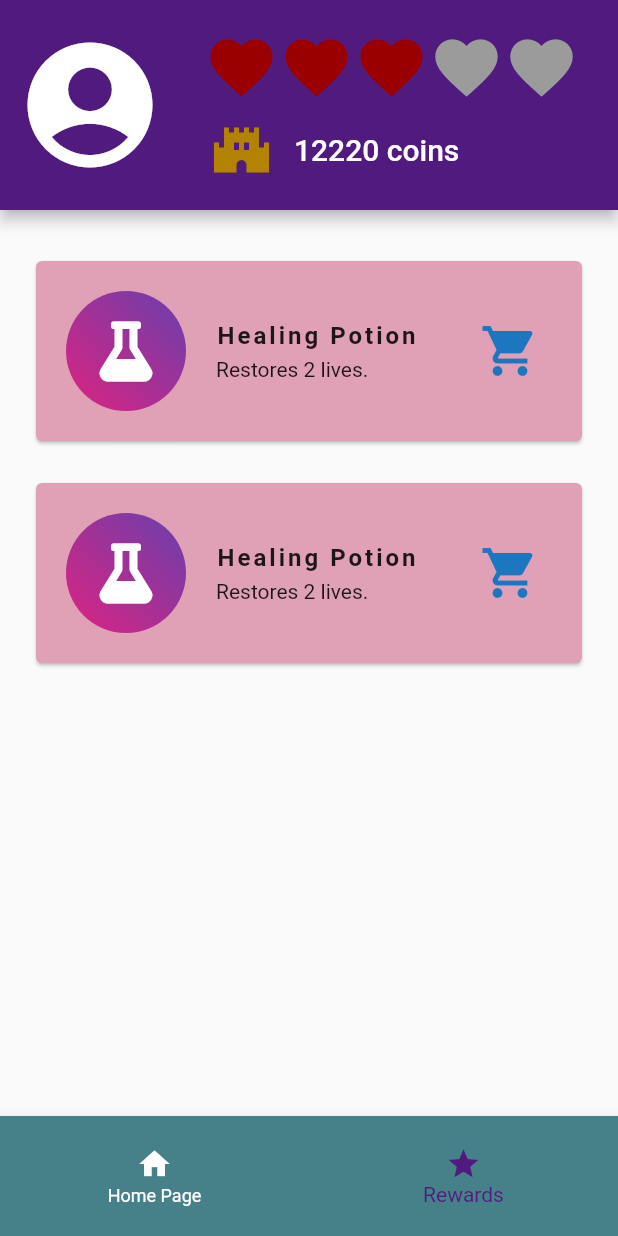
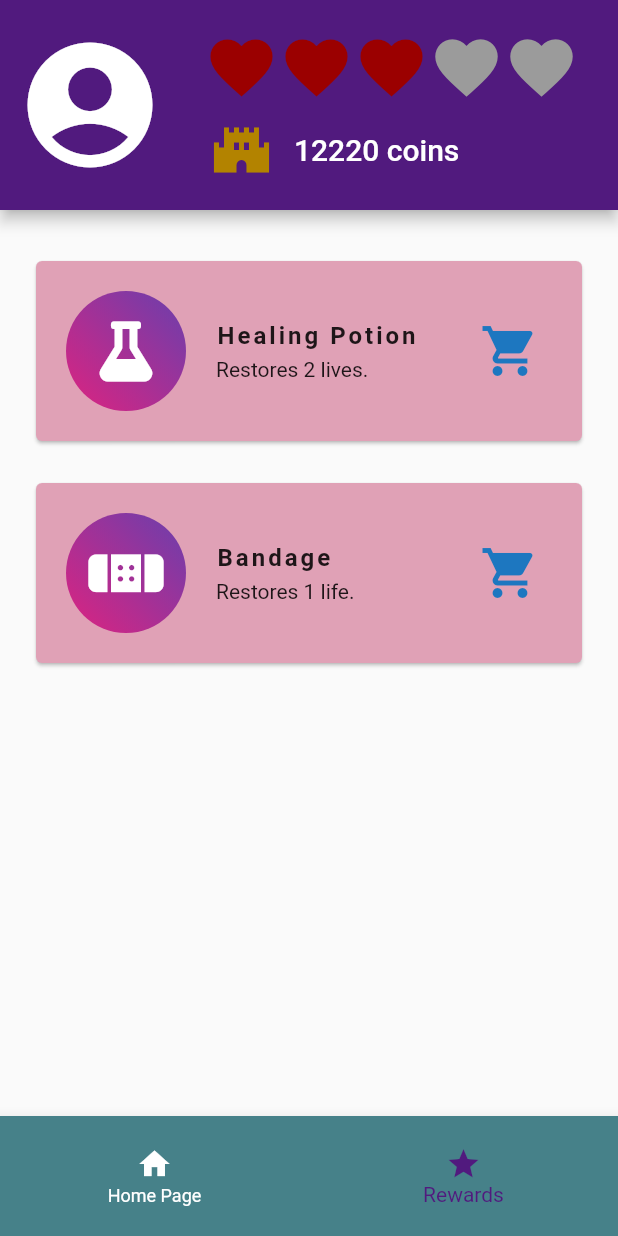
Before and after one commit to camila-fukuda/ryc_desafio_do_modulo_basico, a Flutter app: the screen it shows after launch, item 2 of the bottom bar chosen, on a phone screen of 412 x 824 dp. Run offline on Flutter 3.47's test engine with Material 2 defaults, Android fonts, the light colour scheme and no system bars; our stand-ins replace font_awesome_flutter.

Commit message:
separando os itens da lista em um componente separado.

```diff
--- a/lib/components/reward_item.dart
+++ b/lib/components/reward_item.dart
@@ -3,7 +3,8 @@ import 'package:ryc_desafio_do_modulo_basico/models/reward.dart';
 
 class RewardItem extends StatelessWidget {
   final Reward reward;
-  const RewardItem(this.reward, {super.key});
+  final Function(Reward) buyReward;
+  const RewardItem(this.reward, this.buyReward, {super.key});
 
   @override
   Widget build(BuildContext context) {
@@ -54,13 +55,13 @@ class RewardItem extends StatelessWidget {
                   ),
                 ),
               ),
-              const IconButton(
+              IconButton(
                 iconSize: 40,
-                icon: Icon(
+                icon: const Icon(
                   Icons.shopping_cart,
                   color: Color.fromARGB(255, 29, 119, 192),
                 ),
-                onPressed: null,
+                onPressed: () => buyReward(reward),
               )
             ],
           ),
--- a/lib/data/dummy_data.dart
+++ b/lib/data/dummy_data.dart
@@ -1,5 +1,4 @@
 import 'package:flutter/material.dart';
-// ignore: import_of_legacy_library_into_null_safe
 import 'package:font_awesome_flutter/font_awesome_flutter.dart';
 import 'package:ryc_desafio_do_modulo_basico/models/reward.dart';
 
--- a/lib/models/user_info.dart
+++ b/lib/models/user_info.dart
@@ -27,4 +27,10 @@ class UserInfo with ChangeNotifier {
       dead();
     }
   }
+
+  void completedTask() {
+    totalOfCoins += 5;
+
+    notifyListeners();
+  }
 }
--- a/lib/pages/rewards_page.dart
+++ b/lib/pages/rewards_page.dart
@@ -1,5 +1,4 @@
 import 'package:flutter/material.dart';
-import 'package:font_awesome_flutter/font_awesome_flutter.dart';
 import 'package:provider/provider.dart';
 import 'package:ryc_desafio_do_modulo_basico/components/reward_item.dart';
 import 'package:ryc_desafio_do_modulo_basico/models/reward.dart';
@@ -7,6 +6,10 @@ import 'package:ryc_desafio_do_modulo_basico/models/reward_list.dart';
 
 class RewardsPage extends StatelessWidget {
   const RewardsPage({super.key});
+
+  buyReward(Reward reward) {
+    print('reward ${reward.name}');
+  }
 
   @override
   Widget build(BuildContext context) {
@@ -17,7 +20,7 @@ class RewardsPage extends StatelessWidget {
       child: ListView.builder(
         itemCount: rewards.length,
         itemBuilder: (context, index) {
-          return RewardItem(rewards[0]);
+          return RewardItem(rewards[index], buyReward);
         },
       ),
     );
```
